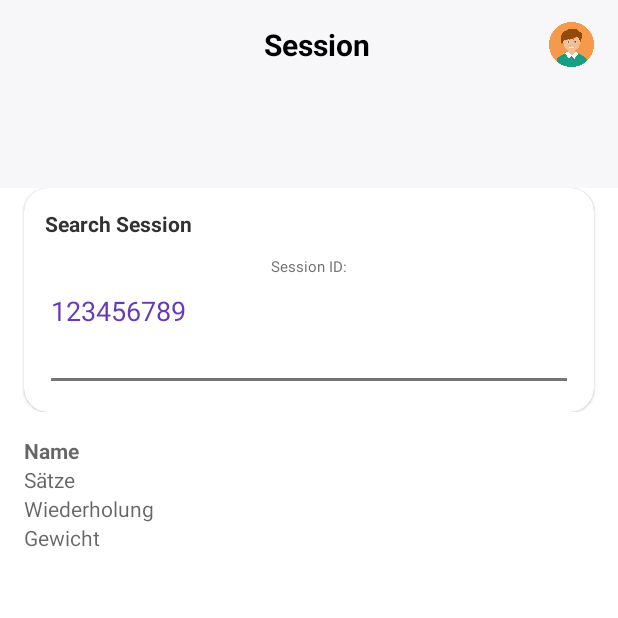
After one commit to MahmoudAlGhazzawi/Fit2Gether, an Android app: the SessionJoinActivity screen opened directly, with no data from a screen before it, on a phone screen of 412 x 824 dp, the top half of it. The commit adds this screen. Run offline under Robolectric (Android 15) with nearby library versions, the phone set to English and light mode, and no system bars; our stand-ins replace Firebase (no records; nobody signed in at launch, a user with empty details on screens opened directly); Roboto replaces fonts that are not available here.

Commit message:
Added first Session function Added Firebase dependency

```diff
--- a/app/build.gradle
+++ b/app/build.gradle
@@ -1,5 +1,6 @@
 plugins {
     id 'com.android.application'
+    id 'com.google.gms.google-services'
 }
 
 android {
@@ -37,6 +38,7 @@ dependencies {
     implementation 'androidx.legacy:legacy-support-v4:1.0.0'
     implementation 'androidx.room:room-common:2.3.0'
     implementation 'androidx.room:room-runtime:2.3.0'
+    implementation 'com.google.firebase:firebase-database:20.0.5'
     testImplementation 'junit:junit:4.13.2'
     androidTestImplementation 'androidx.test.ext:junit:1.1.3'
     androidTestImplementation 'androidx.test.espresso:espresso-core:3.4.0'
--- /dev/null
+++ b/app/src/main/java/com/hawstudent/fitnesshaw/Session/SessionJoinActivity.java
@@ -0,0 +1,95 @@
+package com.hawstudent.fitnesshaw.Session;
+
+import android.content.Intent;
+import android.os.Bundle;
+import android.text.Editable;
+import android.text.TextWatcher;
+import android.util.Log;
+import android.view.View;
+import android.widget.Button;
+import android.widget.EditText;
+import android.widget.TextView;
+import android.widget.Toast;
+
+import com.hawstudent.fitnesshaw.R;
+
+import androidx.annotation.NonNull;
+import androidx.appcompat.app.AppCompatActivity;
+
+import com.google.firebase.database.DataSnapshot;
+import com.google.firebase.database.DatabaseError;
+import com.google.firebase.database.DatabaseReference;
+import com.google.firebase.database.FirebaseDatabase;
+import com.google.firebase.database.Query;
+import com.google.firebase.database.ValueEventListener;
+
+public class SessionJoinActivity extends AppCompatActivity {
+
+    @Override
+    public void onCreate(Bundle savedInstanceState) {
+        super.onCreate(savedInstanceState);
+        setContentView(R.layout.marvin_session_list);
+
+        EditText myTextBox = (EditText) findViewById(R.id.txt_sessionID);
+
+        TextView name = (TextView) findViewById(R.id.txt_nameID);
+        TextView saetze = (TextView) findViewById(R.id.txt_saetzeID);
+        TextView wiederholung = (TextView) findViewById(R.id.txt_wiederholungID);
+        TextView gewicht = (TextView) findViewById(R.id.txt_gewichtID);
+
+        myTextBox.addTextChangedListener(new TextWatcher() {
+
+
+
+            public void afterTextChanged(Editable s) {
+            }
+
+            public void beforeTextChanged(CharSequence s, int start,
+                                          int count, int after) {
+            }
+
+            public void onTextChanged(CharSequence s, int start,
+                                      int before, int count)
+            {
+
+                //DatabaseReference reference = FirebaseDatabase.getInstance().getReference().child("workout").child("123456789");
+                //DatabaseReference reference = FirebaseDatabase.getInstance().getReference();
+                DatabaseReference reference = FirebaseDatabase.getInstance().getReference().child("workout").child(String.valueOf(s));
+                reference.addValueEventListener(new ValueEventListener() {
+                    @Override
+                    public void onDataChange(@NonNull DataSnapshot snapshot) {
+
+                        if(snapshot.exists() && !(s == null)) {
+                            try {
+                                String workout_name = snapshot.child("name").getValue().toString();
+                                String workout_wiederholung = snapshot.child("wiederholung").getValue().toString();
+                                String workout_saetze = snapshot.child("saetze").getValue().toString();
+                                String workout_gewicht = snapshot.child("gewicht").getValue().toString();
+
+                                name.setText("Name: " + workout_name);
+                                saetze.setText("Sätze: " + workout_saetze);
+                                wiederholung.setText("Wiederholung: " + workout_wiederholung);
+                                gewicht.setText("Gewicht: " + workout_gewicht);
+                            }catch (NullPointerException nullPointerException)
+                            {
+                                Toast.makeText(SessionJoinActivity.this, "No Session found!",
+                                        Toast.LENGTH_LONG).show();
+                            }
+
+
+
+                            //TODO: layout kaputt durch darkmode
+                        }
+
+                    }
+
+                    @Override
+                    public void onCancelled(@NonNull DatabaseError error) {
+
+                    }
+                });
+            }
+        });
+
+    }
+}
--- /dev/null
+++ b/app/src/main/res/layout/marvin_session_create.xml
@@ -0,0 +1,6 @@
+<?xml version="1.0" encoding="utf-8"?>
+<androidx.constraintlayout.widget.ConstraintLayout xmlns:android="http://schemas.android.com/apk/res/android"
+    android:layout_width="match_parent"
+    android:layout_height="match_parent">
+
+</androidx.constraintlayout.widget.ConstraintLayout>
--- /dev/null
+++ b/app/src/main/res/layout/marvin_session_list.xml
@@ -0,0 +1,174 @@
+<?xml version="1.0" encoding="utf-8"?>
+<androidx.constraintlayout.widget.ConstraintLayout xmlns:android="http://schemas.android.com/apk/res/android"
+    xmlns:app="http://schemas.android.com/apk/res-auto"
+    xmlns:tools="http://schemas.android.com/tools"
+    android:layout_width="match_parent"
+    android:layout_height="match_parent">
+
+    <View
+        android:id="@+id/viewHeaderBackground2"
+        android:layout_width="match_parent"
+        android:layout_height="125sp"
+        android:background="@color/background"
+        app:layout_constraintTop_toTopOf="parent" />
+
+    <TextView
+        android:id="@+id/textTitel2"
+        android:layout_width="wrap_content"
+        android:layout_height="wrap_content"
+        android:layout_marginStart="176dp"
+        android:layout_marginTop="16dp"
+        android:text="Session"
+        android:textColor="@color/black"
+        android:textSize="20dp"
+        android:textStyle="bold"
+        app:layout_constraintStart_toStartOf="parent"
+        app:layout_constraintTop_toTopOf="parent" />
+
+    <androidx.appcompat.widget.AppCompatImageView
+        android:id="@+id/profileIcon2"
+        android:layout_width="30dp"
+        android:layout_height="30dp"
+        android:layout_marginEnd="16dp"
+        android:src="@drawable/profile_img"
+        app:layout_constraintBottom_toBottomOf="@+id/textTitel2"
+        app:layout_constraintEnd_toEndOf="parent"
+        app:layout_constraintTop_toTopOf="@id/textTitel2" />
+
+    <LinearLayout
+        android:id="@+id/dashboardLayout"
+        android:layout_width="match_parent"
+        android:layout_height="wrap_content"
+        android:orientation="vertical"
+        app:layout_constraintTop_toBottomOf="@+id/viewHeaderBackground2"
+        tools:layout_editor_absoluteX="16dp">
+
+        <com.google.android.material.card.MaterialCardView
+            android:id="@+id/cardHeader"
+            android:layout_width="match_parent"
+            android:layout_height="match_parent"
+            android:layout_marginStart="16dp"
+            android:layout_marginEnd="16dp"
+            app:cardBackgroundColor="@color/colorTextWhite"
+            app:cardCornerRadius="16dp"
+            app:layout_constraintBottom_toBottomOf="@id/viewHeaderBackground"
+            app:layout_constraintTop_toBottomOf="@id/viewHeaderBackground">
+
+            <androidx.constraintlayout.widget.ConstraintLayout
+                android:layout_width="match_parent"
+                android:layout_height="wrap_content"
+                android:padding="14dp">
+
+                <TextView
+                    android:id="@+id/textViews"
+                    android:layout_width="wrap_content"
+                    android:layout_height="wrap_content"
+                    android:text="Search Session"
+                    android:textColor="@color/textDark"
+                    android:textSize="14dp"
+                    android:textStyle="bold"
+                    app:layout_constraintStart_toStartOf="parent"
+                    app:layout_constraintTop_toTopOf="parent" />
+
+                <LinearLayout
+                    android:id="@+id/layoutWorkouts"
+                    android:layout_width="0dp"
+                    android:layout_height="wrap_content"
+                    android:layout_marginTop="8sp"
+                    android:gravity="center"
+                    android:orientation="vertical"
+                    app:layout_constraintEnd_toEndOf="parent"
+                    app:layout_constraintStart_toStartOf="parent"
+                    app:layout_constraintTop_toBottomOf="@id/textViews">
+
+                    <TextView
+                        android:layout_width="wrap_content"
+                        android:layout_height="wrap_content"
+                        android:layout_marginTop="4dp"
+                        android:text="Session ID:"
+                        android:textColor="@color/colorBackground"
+                        android:textSize="10dp" />
+
+
+                    <EditText
+                        android:id="@+id/txt_sessionID"
+                        android:layout_width="match_parent"
+                        android:layout_height="wrap_content"
+                        android:ems="10"
+                        android:gravity="top|left"
+                        android:hint="123456789"
+                        android:inputType="textMultiLine"
+                        android:lines="5"
+                        android:minLines="2"
+                        android:paddingBottom="20dp"
+                        android:scrollbars="vertical"
+                        android:singleLine="false"
+                        android:textColor="#FF0000"
+                        android:textColorHighlight="#FF9800"
+                        android:textColorHint="#673AB7"
+                        android:textColorLink="#FF5722">
+
+                        <requestFocus />
+                    </EditText>
+
+                </LinearLayout>
+
+
+            </androidx.constraintlayout.widget.ConstraintLayout>
+
+        </com.google.android.material.card.MaterialCardView>
+    </LinearLayout>
+
+    <ScrollView
+        android:layout_width="match_parent"
+        android:layout_height="0dp"
+        android:clipToPadding="false"
+        android:overScrollMode="never"
+        android:padding="16dp"
+        android:scrollbars="none"
+        app:layout_constraintBottom_toBottomOf="parent"
+        app:layout_constraintTop_toBottomOf="@+id/dashboardLayout">
+
+        <LinearLayout
+            android:id="@+id/dashboardLayout1"
+            android:layout_width="match_parent"
+            android:layout_height="wrap_content"
+            android:orientation="vertical">
+
+            <TextView
+                android:id="@+id/txt_nameID"
+                android:layout_width="match_parent"
+                android:layout_height="wrap_content"
+                android:hint="Name"
+                android:textColor="#673AB7"
+                android:textColorLink="#673AB7"
+                android:textStyle="bold" />
+
+            <TextView
+                android:id="@+id/txt_saetzeID"
+                android:layout_width="match_parent"
+                android:layout_height="wrap_content"
+                android:hint="Sätze"
+                android:textColor="#673AB7"
+                android:textColorLink="#673AB7" />
+
+            <TextView
+                android:id="@+id/txt_wiederholungID"
+                android:layout_width="match_parent"
+                android:layout_height="wrap_content"
+                android:hint="Wiederholung"
+                android:textColor="#673AB7"
+                android:textColorLink="#673AB7" />
+
+            <TextView
+                android:id="@+id/txt_gewichtID"
+                android:layout_width="match_parent"
+                android:layout_height="wrap_content"
+                android:hint="Gewicht"
+                android:textColor="#673AB7"
+                android:textColorLink="#673AB7" />
+        </LinearLayout>
+
+    </ScrollView>
+
+</androidx.constraintlayout.widget.ConstraintLayout>
--- a/build.gradle
+++ b/build.gradle
@@ -1,4 +1,8 @@
-// Top-level build file where you can add configuration options common to all sub-projects/modules.
+buildscript {
+    dependencies {
+        classpath 'com.google.gms:google-services:4.3.10'
+    }
+}// Top-level build file where you can add configuration options common to all sub-projects/modules.
 plugins {
     id 'com.android.application' version '7.1.2' apply false
     id 'com.android.library' version '7.1.2' apply false
```
Also changed, not shown: app/src/main/AndroidManifest.xml (+9 -0 lines), app/src/main/java/com/hawstudent/fitnesshaw/DashboardActivity.java (+13 -0 lines), app/src/main/java/com/hawstudent/fitnesshaw/Session/Session.java (added, +62 -0 lines), app/src/main/java/com/hawstudent/fitnesshaw/Session/SessionCreateActivity.java (added, +27 -0 lines), app/src/main/java/com/hawstudent/fitnesshaw/Session/SessionWhatActivity.java (added, +43 -0 lines), app/src/main/res/layout/marvin_session_what.xml (added, +45 -0 lines), 1 other file.
